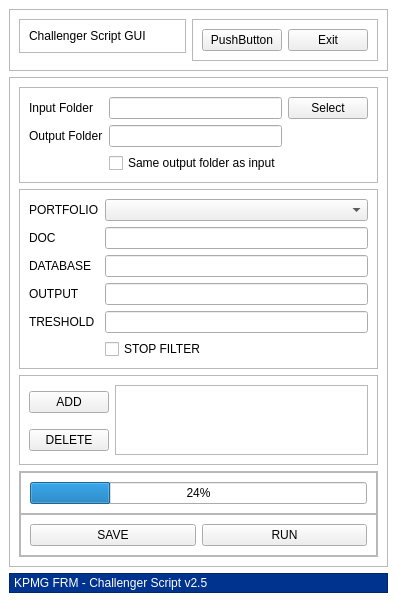
First picture: the form in challenger/gui/mainWindow.ui, repository Gygarte/challenger, before the edit.
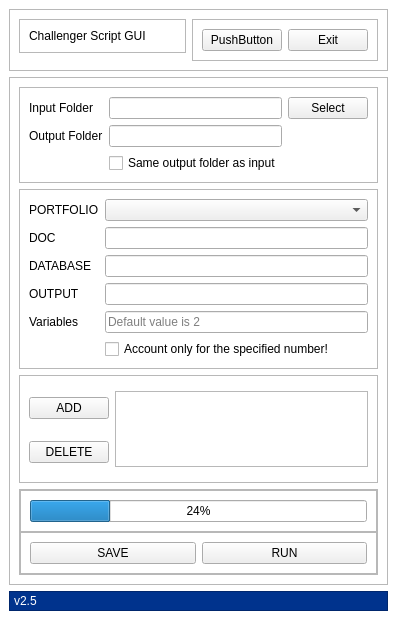
Second picture: the form after the edit.

The edit to the form file:
```diff
--- a/challenger/gui/mainWindow.ui
+++ b/challenger/gui/mainWindow.ui
@@ -7,7 +7,7 @@
     <x>0</x>
     <y>0</y>
     <width>315</width>
-    <height>514</height>
+    <height>620</height>
    </rect>
   </property>
   <property name="windowTitle">
@@ -194,7 +194,7 @@
           <item row="8" column="1">
            <widget class="QCheckBox" name="filter_checkBox">
             <property name="text">
-             <string>STOP FILTER</string>
+             <string>Account only for the specified number!</string>
             </property>
            </widget>
           </item>
@@ -202,12 +202,22 @@
            <widget class="QLineEdit" name="output_name_lineEdit"/>
           </item>
           <item row="7" column="1">
-           <widget class="QLineEdit" name="treshold_lineEdit"/>
+           <widget class="QLineEdit" name="model_variables_lineEdit">
+            <property name="inputMask">
+             <string/>
+            </property>
+            <property name="text">
+             <string/>
+            </property>
+            <property name="placeholderText">
+             <string>Default value is 2</string>
+            </property>
+           </widget>
           </item>
           <item row="7" column="0">
            <widget class="QLabel" name="treshold_tag">
             <property name="text">
-             <string>TRESHOLD</string>
+             <string>Variables</string>
             </property>
            </widget>
           </item>
@@ -220,7 +230,7 @@
        <item>
         <widget class="QFrame" name="body_middle_down">
          <property name="sizePolicy">
-          <sizepolicy hsizetype="Preferred" vsizetype="Expanding">
+          <sizepolicy hsizetype="Expanding" vsizetype="Expanding">
            <horstretch>0</horstretch>
            <verstretch>0</verstretch>
           </sizepolicy>
@@ -240,7 +250,11 @@
            </widget>
           </item>
           <item row="0" column="1" rowspan="2">
-           <widget class="QTableWidget" name="sign_table"/>
+           <widget class="QTableWidget" name="sign_table">
+            <attribute name="verticalHeaderStretchLastSection">
+             <bool>true</bool>
+            </attribute>
+           </widget>
           </item>
           <item row="1" column="0">
            <widget class="QPushButton" name="delete_botton">
@@ -351,7 +365,7 @@
        <item alignment="Qt::AlignLeft|Qt::AlignBottom">
         <widget class="QLabel" name="copyright_tag">
          <property name="text">
-          <string>KPMG FRM - Challenger Script v2.5</string>
+          <string>v2.5</string>
          </property>
         </widget>
        </item>
```
Left out of the diff: 2 changed lines with no effect on the pictures.
